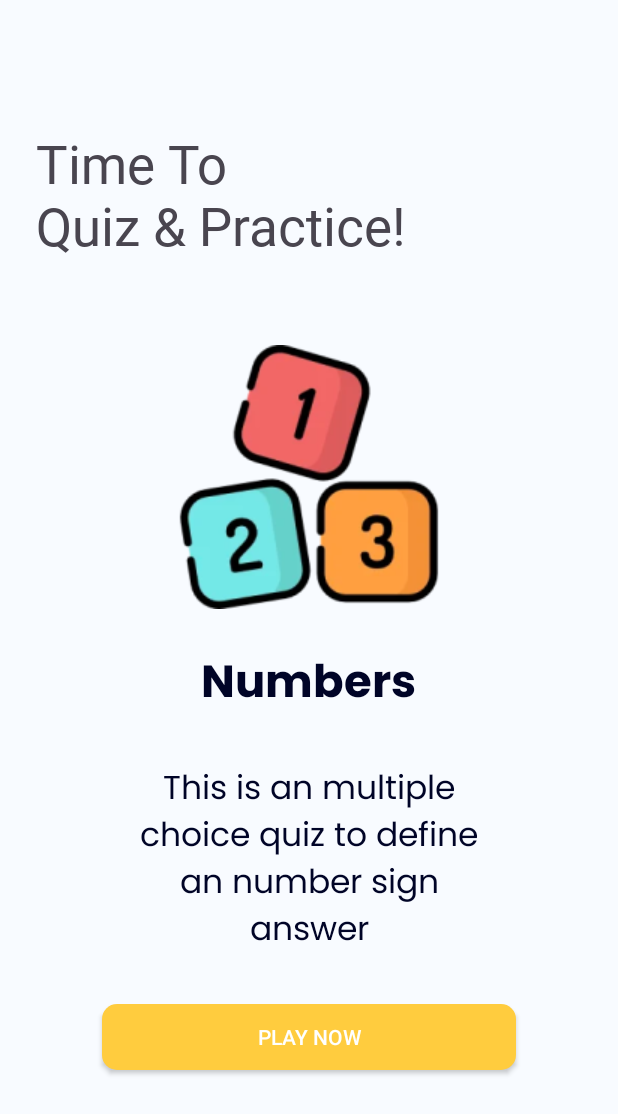
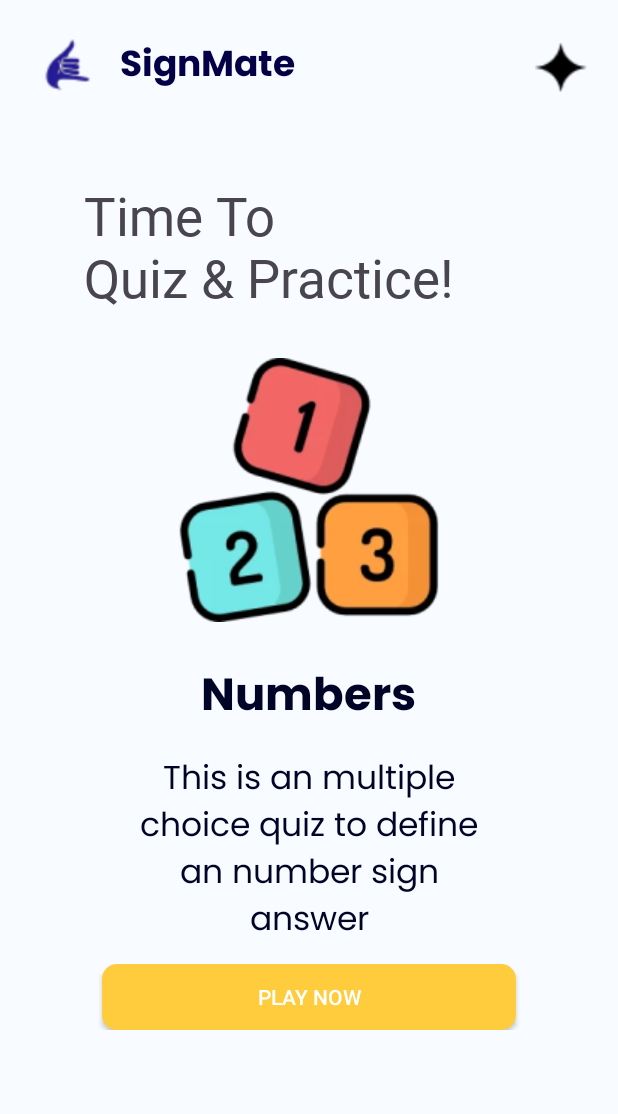
Before and after one commit to furqanramadhan/SignMate-C241-PS262, an Android app: the QuizNumberActivity screen opened directly, with no data from a screen before it, on a phone screen of 412 x 824 dp. Shown: the top 1114 px of the screen. Run offline under Robolectric (Android 15) with nearby library versions, the phone set to English and light mode, and no system bars; 1 statement that could not run was skipped.

Commit message:
fix quiz number, tf

```diff
--- a/app/src/main/res/layout/activity_quiz_number.xml
+++ b/app/src/main/res/layout/activity_quiz_number.xml
@@ -1,22 +1,71 @@
 <?xml version="1.0" encoding="utf-8"?>
-<androidx.coordinatorlayout.widget.CoordinatorLayout xmlns:android="http://schemas.android.com/apk/res/android"
+<LinearLayout xmlns:android="http://schemas.android.com/apk/res/android"
+    xmlns:tools="http://schemas.android.com/tools"
     android:layout_width="match_parent"
     android:layout_height="match_parent"
-    android:background="@color/white_page">
+    android:background="@color/white_page"
+    android:padding="20dp"
+    tools:context=".ui.quiz.QuizNumberActivity">
 
+    <LinearLayout
+        android:layout_width="match_parent"
+        android:layout_height="wrap_content"
+        android:orientation="vertical"
+        android:gravity="center">
+
+        <!-- Header Layout -->
+        <LinearLayout
+            android:layout_width="match_parent"
+            android:layout_height="wrap_content"
+            android:orientation="horizontal"
+            android:gravity="center_vertical">
+
+            <LinearLayout
+                android:layout_width="wrap_content"
+                android:layout_height="wrap_content"
+                android:gravity="center"
+                tools:ignore="UseCompoundDrawables">
+                <ImageView
+                    android:layout_width="50dp"
+                    android:layout_height="50dp"
+                    android:src="@drawable/ic_logo"/>
+                <TextView
+                    android:layout_width="wrap_content"
+                    android:layout_height="wrap_content"
+                    android:text="@string/app_title"
+                    android:fontFamily="@font/font_poppinsbold"
+                    android:textSize="24sp"
+                    android:textColor="@color/blue"
+                    android:layout_marginStart="10dp"/>
+            </LinearLayout>
+
+            <LinearLayout
+                android:layout_width="match_parent"
+                android:layout_height="wrap_content"
+                android:gravity="end|center_vertical">
+
+                <ImageView
+                    android:layout_width="35dp"
+                    android:layout_height="35dp"
+                    android:src="@drawable/ic_star" />
+            </LinearLayout>
+        </LinearLayout>
+
+        <!-- Title TextView -->
         <TextView
             android:id="@+id/tv_quizAndPractice"
             android:layout_width="match_parent"
             android:layout_height="wrap_content"
             android:text="@string/time_to_quiz"
             android:fontFamily="@font/font_inter"
-        android:layout_marginTop="85dp"
+            android:layout_marginTop="50dp"
             android:layout_marginStart="24dp"
             android:textSize="35sp"/>
 
+        <!-- Main Content Layout -->
         <LinearLayout
             android:layout_width="match_parent"
-        android:layout_height="match_parent"
+            android:layout_height="wrap_content"
             android:orientation="vertical"
             android:gravity="center">
 
@@ -24,7 +73,7 @@
                 android:id="@+id/iv_alphabet"
                 android:layout_width="176dp"
                 android:layout_height="176dp"
-            android:layout_marginTop="120dp"
+                android:layout_marginTop="30dp"
                 android:src="@drawable/ic_number"/>
 
             <TextView
@@ -37,6 +86,7 @@
                 android:textColor="@color/blue_dark"
                 android:fontFamily="@font/font_poppinsbold"
                 android:layout_marginTop="25dp"/>
+
             <TextView
                 android:id="@+id/tv_quizDesc"
                 android:layout_width="wrap_content"
@@ -46,8 +96,8 @@
                 android:textColor="@color/blue_dark"
                 android:fontFamily="@font/font_poppins"
                 android:gravity="center"
-            android:layout_marginBottom="30dp"
-            android:layout_marginTop="25dp"/>
+                android:layout_marginBottom="10dp"
+                android:layout_marginTop="10dp"/>
 
             <androidx.appcompat.widget.AppCompatButton
                 android:id="@+id/btn_playNow"
@@ -57,7 +107,5 @@
                 android:background="@drawable/custom_buttom_playnow"
                 android:textColor="@color/white"/>
         </LinearLayout>
-
-
-
-</androidx.coordinatorlayout.widget.CoordinatorLayout>
+    </LinearLayout>
+</LinearLayout>
```
Also changed, not shown: app/src/main/res/layout/activity_quiz_tfactivity.xml (+59 -11 lines). Lines whose indentation alone changed are shown as unchanged.
